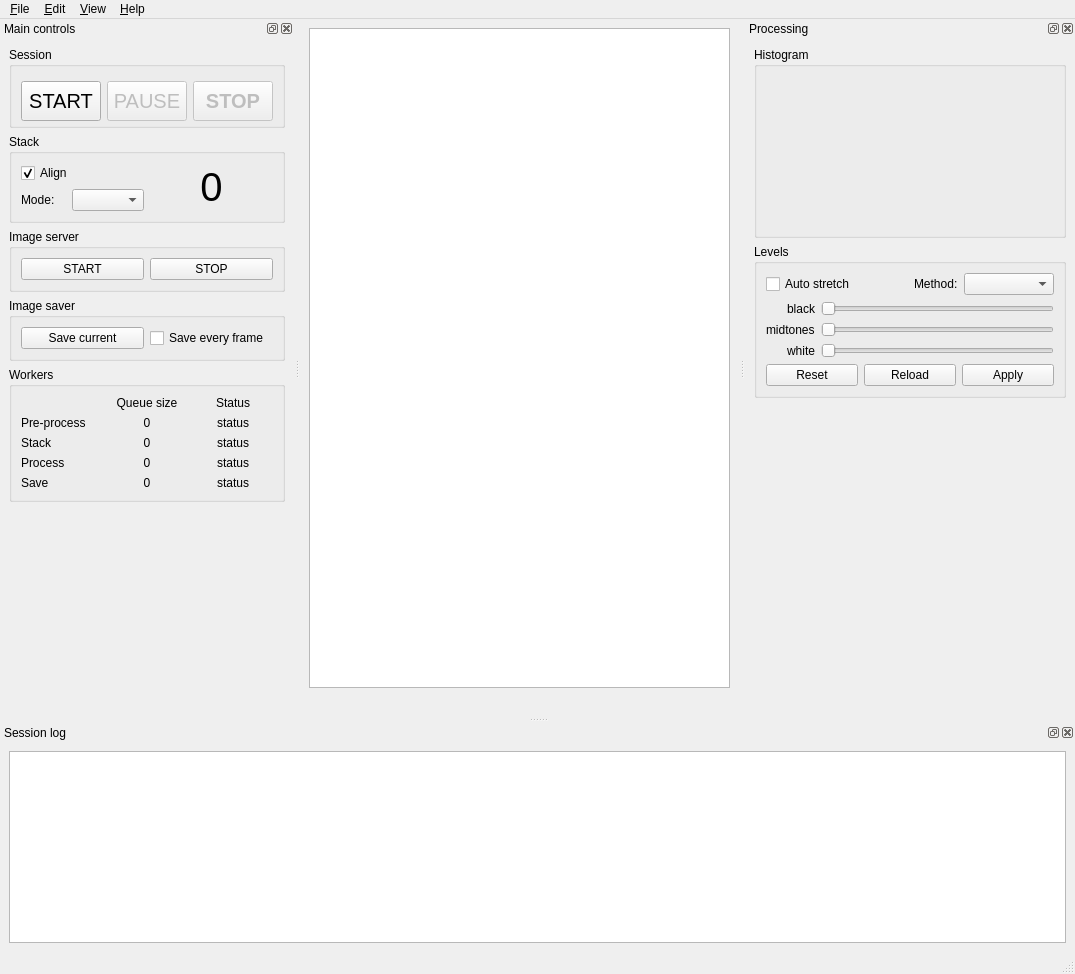
Qt form src/als/ui/als_ui.ui (gehelem/als) before a commit.
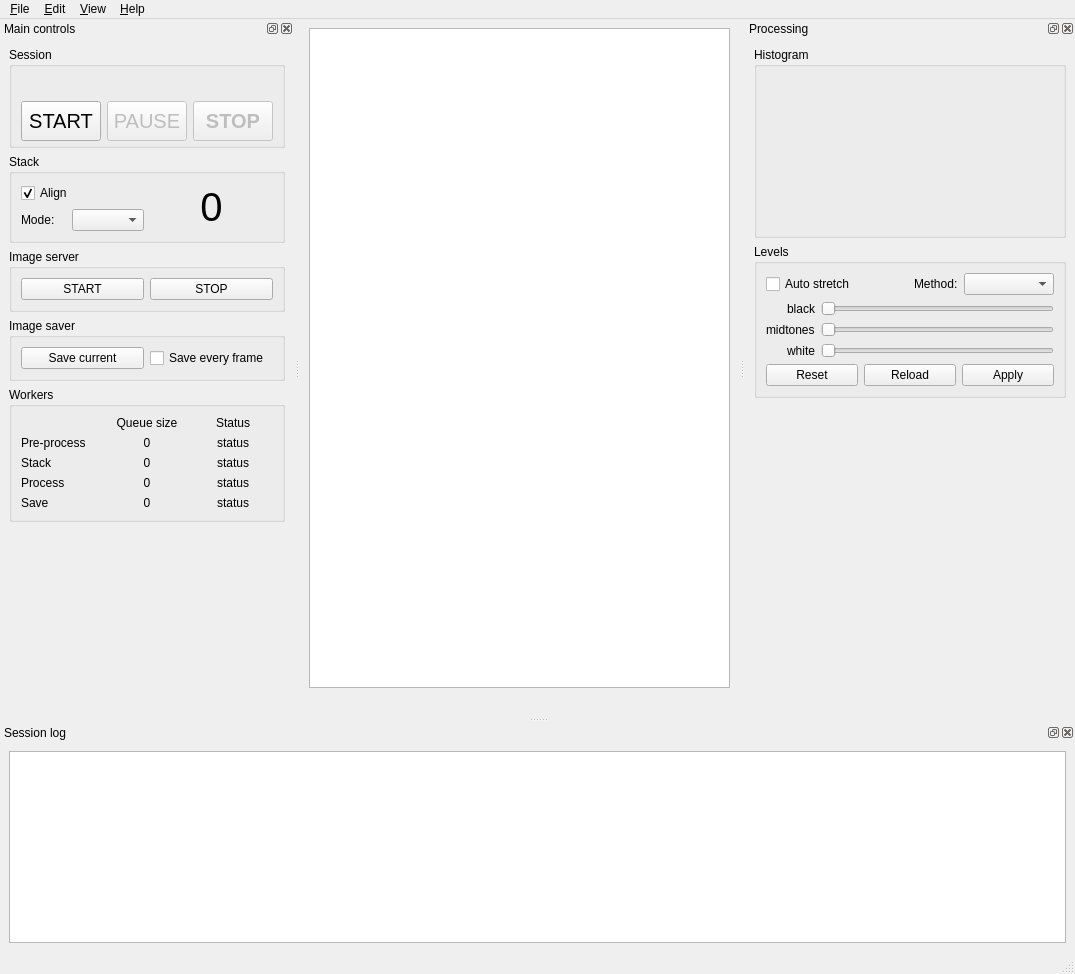
The same form after that commit. Custom widgets are drawn as their Qt base class.

Commit message: Put session status above session control buttons

```diff
--- a/src/als/ui/als_ui.ui
+++ b/src/als/ui/als_ui.ui
@@ -26,19 +26,6 @@
     </item>
     <item>
      <layout class="QHBoxLayout" name="horizontalLayout_14">
-      <item>
-       <widget class="QLabel" name="lbl_session_status">
-        <property name="text">
-         <string/>
-        </property>
-        <property name="alignment">
-         <set>Qt::AlignCenter</set>
-        </property>
-        <property name="openExternalLinks">
-         <bool>false</bool>
-        </property>
-       </widget>
-      </item>
       <item>
        <widget class="QLabel" name="lbl_scanner_status">
         <property name="text">
@@ -122,12 +109,27 @@
     <number>1</number>
    </attribute>
    <widget class="QWidget" name="dockWidgetContents">
-    <layout class="QVBoxLayout" name="verticalLayout">
+    <layout class="QVBoxLayout" name="verticalLayout_7">
      <item>
       <widget class="QGroupBox" name="groupBox">
        <property name="title">
         <string>Session</string>
        </property>
+       <layout class="QVBoxLayout" name="verticalLayout">
+        <item>
+         <widget class="QLabel" name="lbl_session_status">
+          <property name="text">
+           <string/>
+          </property>
+          <property name="alignment">
+           <set>Qt::AlignCenter</set>
+          </property>
+          <property name="openExternalLinks">
+           <bool>false</bool>
+          </property>
+         </widget>
+        </item>
+        <item>
        <layout class="QHBoxLayout" name="horizontalLayout">
         <item>
          <widget class="QPushButton" name="pbPlay">
@@ -245,6 +247,8 @@
            <string>X</string>
           </property>
          </widget>
+          </item>
+         </layout>
         </item>
        </layout>
       </widget>
```
Lines whose indentation alone changed are shown as unchanged. The commit also changes 1 other file.
